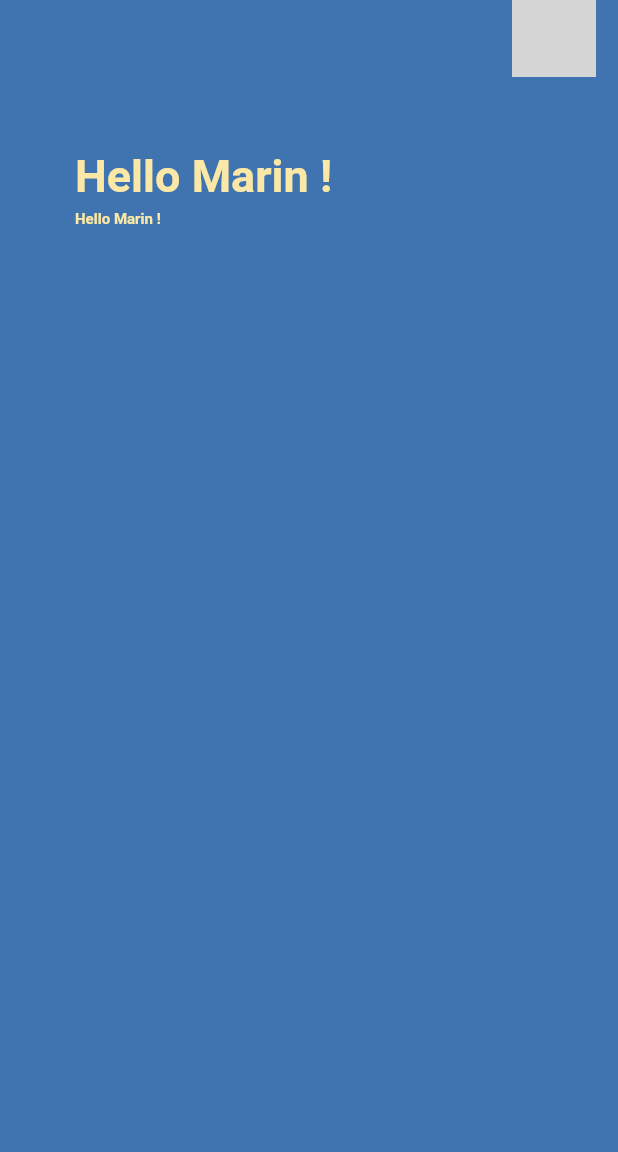
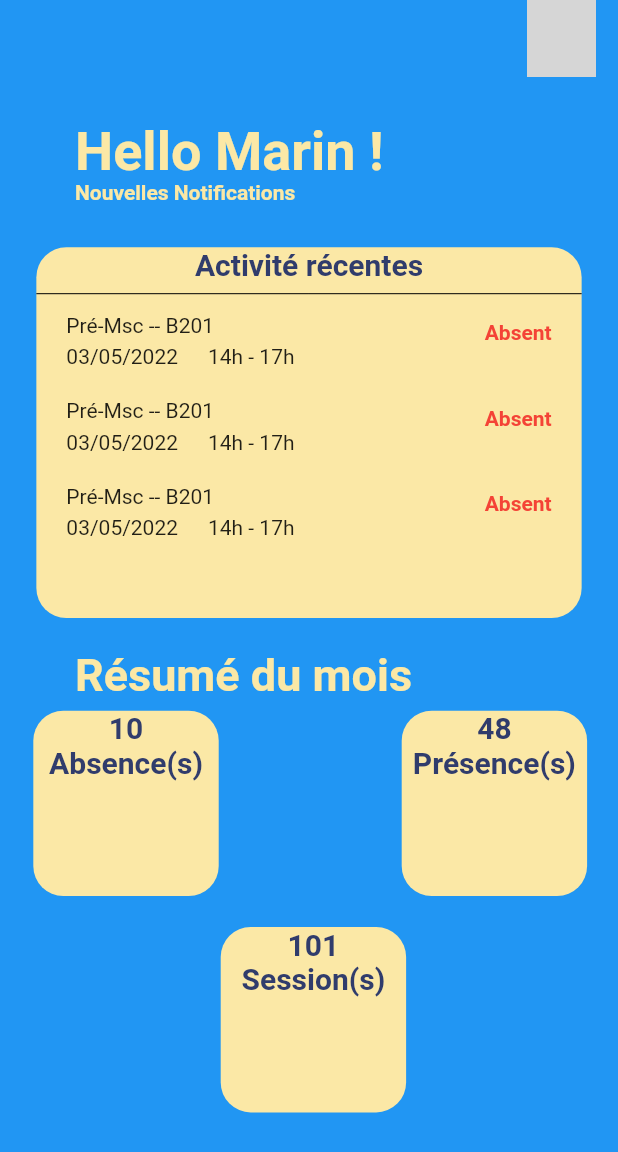
Before and after one commit to Necrelox/AR-U-Here, a Flutter app: the Home screen opened directly, on a phone screen of 412 x 824 dp. Shown: the top 1152 px of the screen. Run offline on Flutter 3.47's test engine with Material 2 defaults, Android fonts, the phone set to English and light mode, and no system bars; our stand-ins replace font_awesome_flutter, google_fonts; Roboto replaces fonts that are missing (OpenSans); grey boxes are pictures that could not be loaded.

Commit message:
Add login register and home page

```diff
--- a/App/lib/Home.dart
+++ b/App/lib/Home.dart
@@ -12,58 +12,223 @@ class Home_state extends State<Home> {
   Widget navBar() {
     return AppBar(
       centerTitle: false,
+      elevation: 0,
       actions: [
         Padding(
             padding: const EdgeInsets.fromLTRB(0, 0, 15, 5),
             child: ClipRRect(
               borderRadius: BorderRadius.circular(20), // Image border
               child: SizedBox.fromSize(
-                size: const Size.fromRadius(28),
+                size: const Size.fromRadius(23),
                 child: Image.asset(
-                  './asset/logo.png',
+                  './asset/marin.jpg',
                   fit: BoxFit.cover,
                 ),
               ),
             )),
       ],
-      backgroundColor: const Color(0xFF3F74B0),
       automaticallyImplyLeading: false,
     );
   }
 
-  Widget helloBox() {
-    return (Stack(children: const <Widget>[
-      Padding(
-        padding: EdgeInsets.only(top: 100.0, left: 50),
-        child: Text("Hello Marin !",
-            style: TextStyle(
-              color: Color(0XFFFBE8A6),
-              fontFamily: 'OpenSans',
-              fontSize: 30.0,
-              fontWeight: FontWeight.bold,
-            )),
+  Widget recap() {
+    return Container(
+      margin: EdgeInsets.only(
+          top: MediaQuery.of(context).size.width / 2.5,
+          left: MediaQuery.of(context).size.width / 17,
+          right: MediaQuery.of(context).size.width / 17),
+      height: MediaQuery.of(context).size.height * 0.3,
+      width: MediaQuery.of(context).size.height * 0.6,
+      decoration: BoxDecoration(
+        borderRadius: BorderRadius.circular(20),
+        color: Color(0XFFFBE8A6),
       ),
-      Padding(
-        padding: EdgeInsets.only(top: 140, left: 50),
-        child: Text("Hello Marin !",
-            style: TextStyle(
-              color: Color(0XFFFBE8A6),
-              fontFamily: 'OpenSans',
-              fontSize: 10.0,
-              fontWeight: FontWeight.bold,
-            )),
+      child: Column(
+        children: <Widget>[
+          const Text("Activité récentes",
+              style: TextStyle(
+                color: Color(0XFF303C6C),
+                fontFamily: 'OpenSans',
+                fontSize: 20.0,
+                fontWeight: FontWeight.bold,
+              )),
+          Divider(color: Colors.black),
+          activity("Pré-Msc", "B201", "Absent", "03/05/2022", "14h", "17h"),
+          Padding(
+              padding: const EdgeInsets.only(top: 15),
+              child: activity(
+                  "Pré-Msc", "B201", "Absent", "03/05/2022", "14h", "17h")),
+          Padding(
+              padding: const EdgeInsets.only(top: 15),
+              child: activity(
+                  "Pré-Msc", "B201", "Absent", "03/05/2022", "14h", "17h")),
+        ],
       ),
-    ]));
+    );
+  }
+
+  Widget activity(classe, salle, presence, date, heureD, heureF) {
+    String str = classe + ' -- ' + salle;
+    String heure = heureD + ' - ' + heureF;
+    return Container(
+      child: Column(children: [
+        Row(
+          children: [
+            Container(
+                margin: const EdgeInsets.only(left: 20),
+                child: (Text(
+                  str,
+                  style: const TextStyle(fontSize: 14),
+                ))),
+            Spacer(), // <-- SEE HERE
+            Container(
+                margin: const EdgeInsets.only(right: 20, top: 10),
+                child: (Text(
+                  presence,
+                  style: const TextStyle(
+                      fontSize: 14,
+                      color: Colors.red,
+                      fontWeight: FontWeight.bold),
+                )))
+          ],
+        ),
+        Row(
+          children: [
+            Container(
+                margin: const EdgeInsets.only(left: 20),
+                child: (Text(
+                  date,
+                  style: const TextStyle(fontSize: 14),
+                ))),
+            Container(
+                margin: const EdgeInsets.only(left: 20),
+                child: (Text(
+                  heure,
+                  style: const TextStyle(fontSize: 14),
+                ))),
+          ],
+        ),
+      ]),
+    );
+  }
+
+  Widget box(number, presence) {
+    return Container(
+        margin: EdgeInsets.only(
+            left: MediaQuery.of(context).size.width / 29,
+            right: MediaQuery.of(context).size.width / 20),
+        height: MediaQuery.of(context).size.height * 0.15,
+        width: MediaQuery.of(context).size.height * 0.15,
+        decoration: BoxDecoration(
+          borderRadius: BorderRadius.circular(20),
+          color: Color(0XFFFBE8A6),
+        ),
+        child: Column(children: <Widget>[
+          Text(number,
+              style: const TextStyle(
+                color: Color(0XFF303C6C),
+                fontFamily: 'OpenSans',
+                fontSize: 20.0,
+                fontWeight: FontWeight.bold,
+              )),
+          Text(presence,
+              style: const TextStyle(
+                color: Color(0XFF303C6C),
+                fontFamily: 'OpenSans',
+                fontSize: 20.0,
+                fontWeight: FontWeight.bold,
+              )),
+        ]));
+  }
+
+  Widget totalSession() {
+    return Stack(
+      children: <Widget>[
+        Padding(
+          padding: EdgeInsets.only(
+              top: MediaQuery.of(context).size.width * 1.15, left: 8),
+          child: Row(children: [
+            box("10", "Absence(s)"),
+            Spacer(),
+            box("48", "Présence(s)")
+          ]),
+        ),
+        Container(
+          margin: EdgeInsets.only(
+              top: MediaQuery.of(context).size.width * 1.5,
+              left: MediaQuery.of(context).size.width / 2.8,
+              right: MediaQuery.of(context).size.width / 17),
+          height: MediaQuery.of(context).size.height * 0.15,
+          width: MediaQuery.of(context).size.height * 0.15,
+          decoration: BoxDecoration(
+            borderRadius: BorderRadius.circular(20),
+            color: Color(0XFFFBE8A6),
+          ),
+          child: Column(
+            children: const <Widget>[
+              Text("101",
+                  style: TextStyle(
+                    color: Color(0XFF303C6C),
+                    fontFamily: 'OpenSans',
+                    fontSize: 20.0,
+                    fontWeight: FontWeight.bold,
+                  )),
+              Text("Session(s)",
+                  style: TextStyle(
+                    color: Color(0XFF303C6C),
+                    fontFamily: 'OpenSans',
+                    fontSize: 20.0,
+                    fontWeight: FontWeight.bold,
+                  )),
+            ],
+          ),
+        ),
+      ],
+    );
   }
 
   @override
   Widget build(BuildContext context) {
     return Scaffold(
-        backgroundColor: const Color(0XFF303C6C),
+        backgroundColor: Color(0XFF303C6C),
         body: Stack(
           children: <Widget>[
             navBar(),
-            helloBox(),
+            Stack(children: const <Widget>[
+              Padding(
+                padding: EdgeInsets.only(top: 80.0, left: 50),
+                child: Text("Hello Marin !",
+                    style: TextStyle(
+                      color: Color(0XFFFBE8A6),
+                      fontFamily: 'OpenSans',
+                      fontSize: 36.0,
+                      fontWeight: FontWeight.bold,
+                    )),
+              ),
+              Padding(
+                padding: EdgeInsets.only(top: 120, left: 50),
+                child: Text("Nouvelles Notifications",
+                    style: TextStyle(
+                      color: Color(0XFFFBE8A6),
+                      fontFamily: 'OpenSans',
+                      fontSize: 14.0,
+                      fontWeight: FontWeight.bold,
+                    )),
+              ),
+            ]),
+            recap(),
+            Padding(
+              padding: EdgeInsets.only(
+                  top: MediaQuery.of(context).size.width * 1.05, left: 50),
+              child: const Text("Résumé du mois",
+                  style: TextStyle(
+                    color: Color(0XFFFBE8A6),
+                    fontFamily: 'OpenSans',
+                    fontSize: 30.0,
+                    fontWeight: FontWeight.bold,
+                  )),
+            ),
+            totalSession(),
           ],
         ));
   }
--- a/App/lib/Registration/login.dart
+++ b/App/lib/Registration/login.dart
@@ -54,10 +54,10 @@ class Login_state extends State<Login> {
                 border: InputBorder.none,
                 contentPadding: EdgeInsets.only(top: 12, left: 30.0),
                 prefixIcon: Icon(
-                  Icons.email,
+                  IconData(0xe042, fontFamily: 'MaterialIcons'),
                   color: Color(0XFF303C6C),
                 ),
-                hintText: 'Enter your Email',
+                hintText: 'Identifiant',
                 hintStyle: TextStyle(
                   fontSize: 20.0,
                   fontWeight: FontWeight.bold,
@@ -108,7 +108,7 @@ class Login_state extends State<Login> {
                   Icons.lock,
                   color: Color(0XFF303C6C),
                 ),
-                hintText: 'Enter your Password',
+                hintText: 'Mot de passe',
                 hintStyle: TextStyle(
                   fontSize: 20.0,
                   fontWeight: FontWeight.bold,
--- a/App/lib/Registration/register.dart
+++ b/App/lib/Registration/register.dart
@@ -157,9 +157,10 @@ class Register_state extends State<Register> {
                 border: InputBorder.none,
                 contentPadding: EdgeInsets.only(top: 14.0),
                 prefixIcon: Icon(
-                    color: Color(0xFFB4DFE5),
-                    IconData(0xe040, fontFamily: 'MaterialIcons')),
-                hintText: 'Etablissement',
+                  color: Color(0xFFB4DFE5),
+                  IconData(0xe042, fontFamily: 'MaterialIcons'),
+                ),
+                hintText: 'Identifiant',
                 hintStyle: TextStyle(
                   fontSize: 20.0,
                   fontWeight: FontWeight.bold,
@@ -306,8 +307,8 @@ class Register_state extends State<Register> {
                     children: <Widget>[
                       SizedBox(height: 40),
                       _email(),
+                      _username(),
                       _password(),
-                      _username(),
                       _dispError(),
                       _signupBtn(),
                       _login(context),
--- a/App/lib/welcome_page.dart
+++ b/App/lib/welcome_page.dart
@@ -129,7 +129,7 @@ class WelcomePage extends StatelessWidget {
                       Navigator.push(
                         context,
                         MaterialPageRoute(
-                          builder: (context) => DidactielOne(),
+                          builder: (context) => Home(),
                         ),
                       );
                     }),
```
